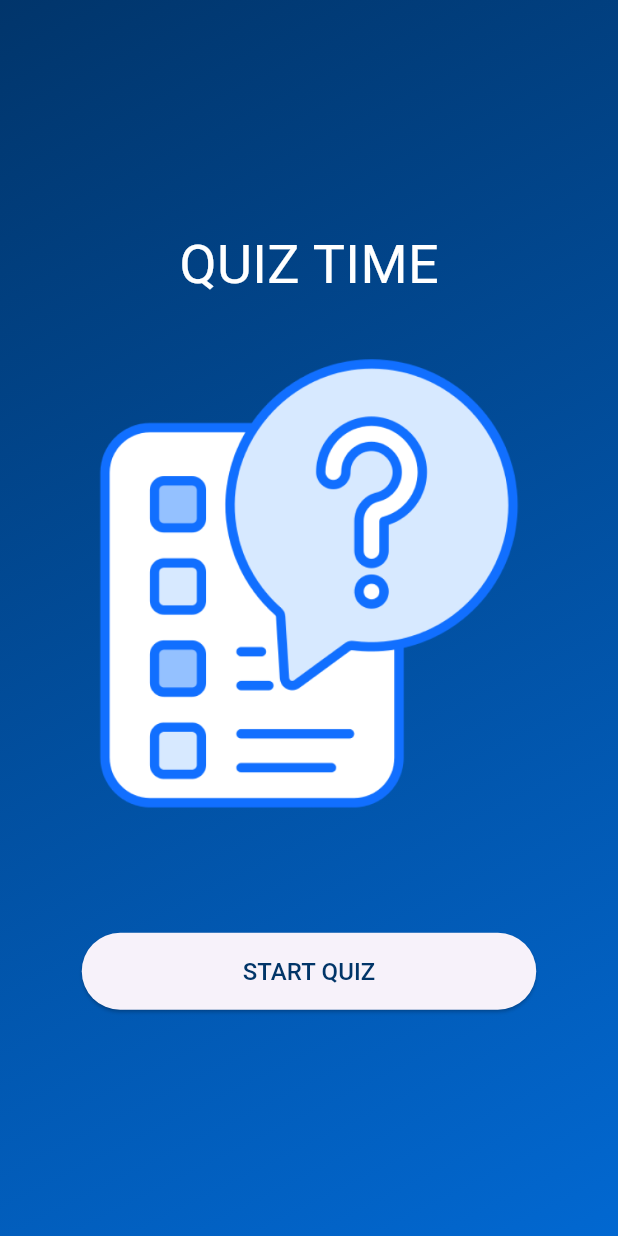
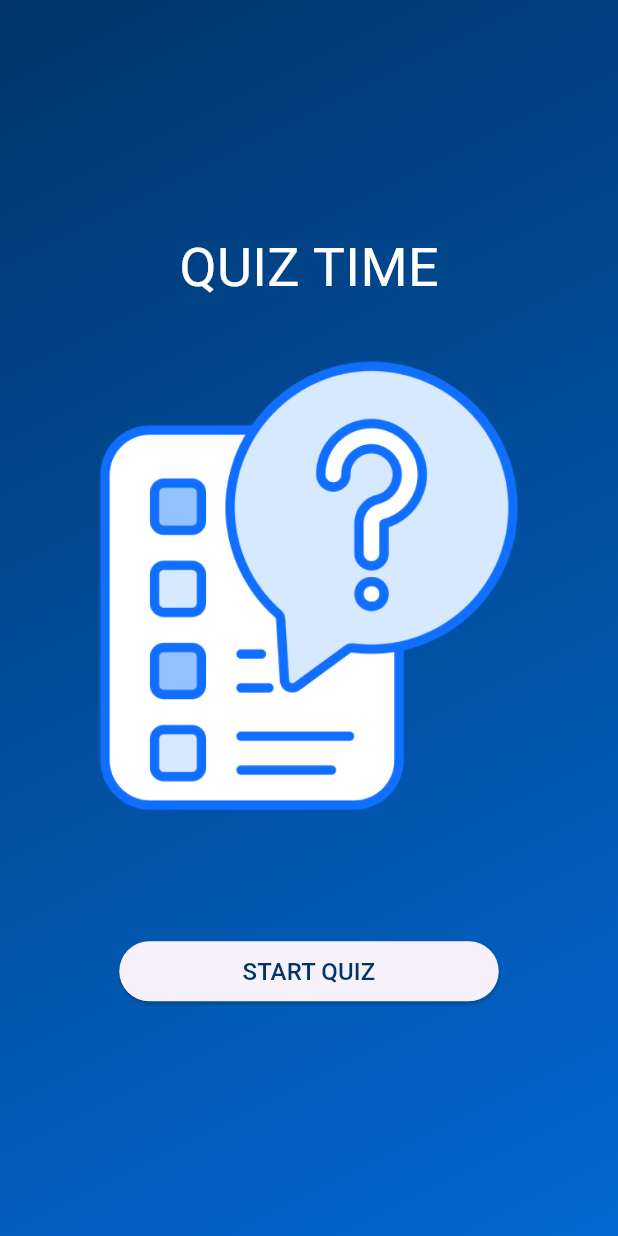
Before and after one commit to Thulashika/quiz_application, a Flutter app: the screen it shows after launch, after a tap on "START QUIZ", on a phone screen of 412 x 824 dp. Run offline on Flutter 3.47's test engine with Material 3 defaults, Android fonts, the phone set to English and light mode, and no system bars; our stand-ins replace gap.

Commit message:
start screen modified to use the new custom elevated button.

```diff
--- a/lib/start_screen.dart
+++ b/lib/start_screen.dart
@@ -1,5 +1,6 @@
 import 'package:flutter/material.dart';
 import 'package:gap/gap.dart';
+import 'package:quiz_app/components/custom_elevated_button.dart';
 
 class StartScreen extends StatelessWidget {
   const StartScreen({super.key});
@@ -10,7 +11,7 @@ class StartScreen extends StatelessWidget {
       child: Column(
         mainAxisSize: MainAxisSize.min,
         children: [
-          Text(
+          const Text(
           'QUIZ TIME',
            style: TextStyle(color: Colors.white, fontSize: 36),
           ),
@@ -21,19 +22,7 @@ class StartScreen extends StatelessWidget {
             height: 300,
           ),
           const Gap(83),
-          Container(
-            height: 51.19,
-            width: 303,
-            child: ElevatedButton(
-              onPressed: () {
-                print('button pressed');
-              },
-              child: const Text(
-                'START QUIZ',
-                style: TextStyle(color: Color(0xff013568), fontSize: 16),
-              ),
-            ),
-          )
+          const CustomElevatedButton('START QUIZ')
         ],
       ));
   }
```
